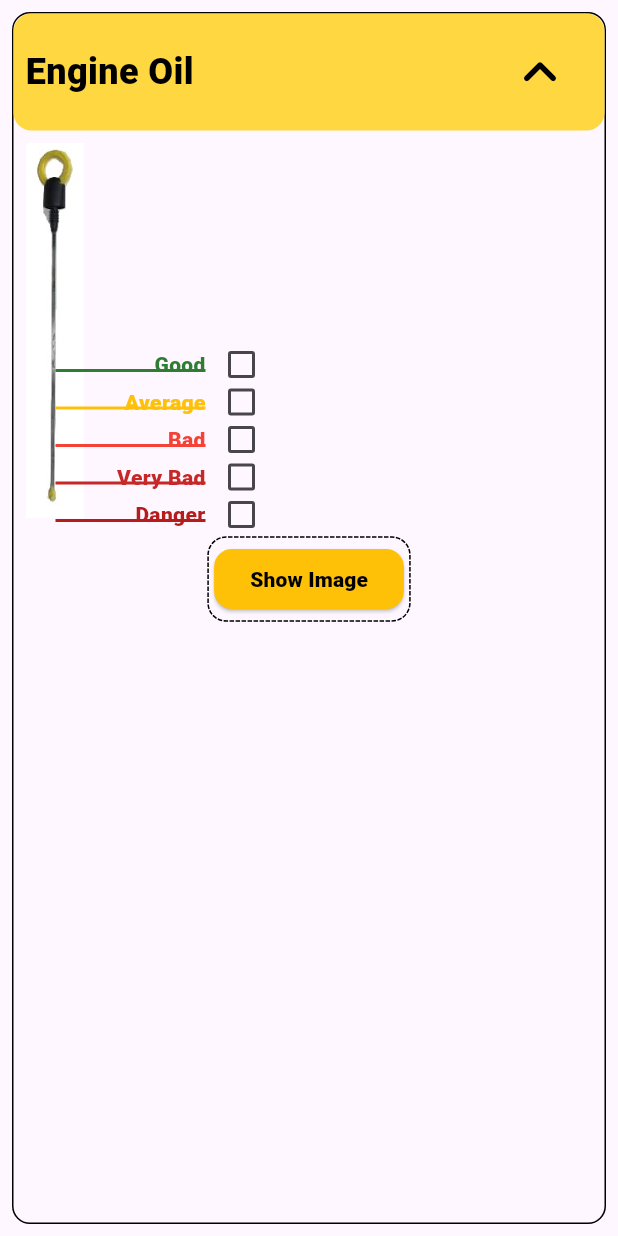
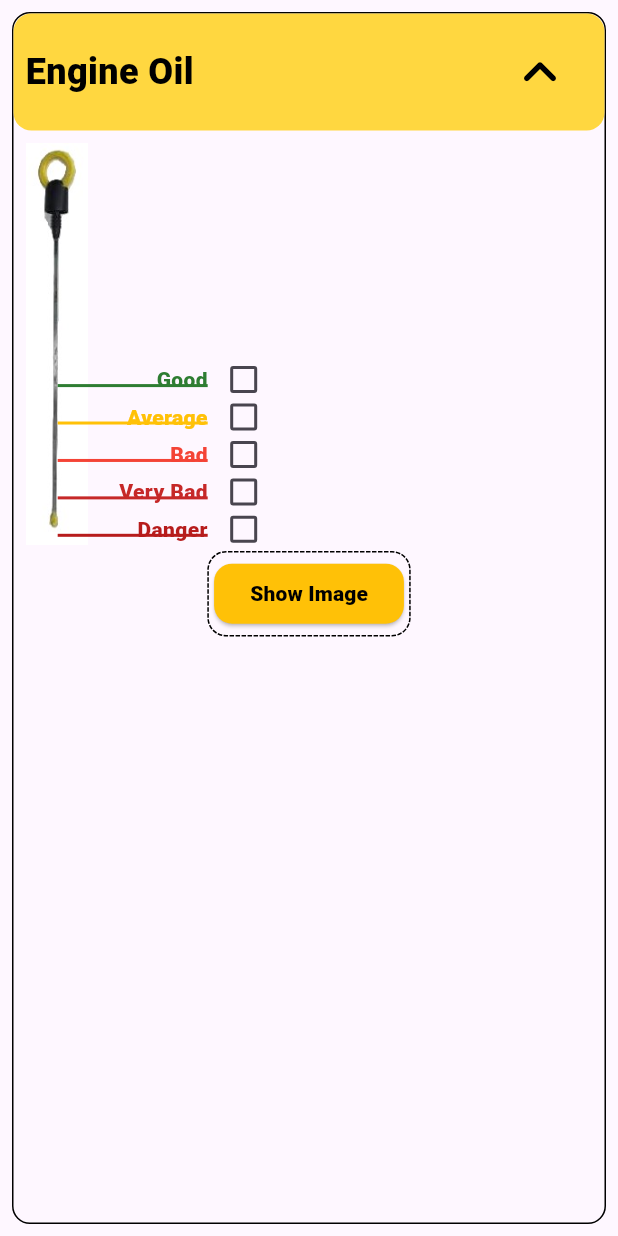
Before and after one commit to rishan3433/vehicle_checkup, a Flutter app: the Engineoilview widget shown alone on an empty page, opened directly, after a tap on the "keyboard arrow down" icon, on a phone screen of 412 x 824 dp. Run offline on Flutter 3.47's test engine with Material 3 defaults, Android fonts, the light colour scheme and no system bars; drawn by our look-alikes of dotted_border; our stand-ins replace cloud_firestore, firebase_core, image_picker; missing offline and left inert: indexed_list_view, week_of_year; accounts and stored records are empty.

Commit message:
for example nothing

```diff
--- a/lib/view_checkup/viewcheckup.dart
+++ b/lib/view_checkup/viewcheckup.dart
@@ -246,6 +246,9 @@ class _ViewcheckupbodyState extends State<Viewcheckupbody> {
 
   double? getheight() {
     var height = MediaQuery.heightOf(context);
+
+    print("HEIGHT OF DEVICE : $height");
+
     return height - 180;
   }
 }
--- a/lib/view_checkup/widgets/engineoilview.dart
+++ b/lib/view_checkup/widgets/engineoilview.dart
@@ -95,25 +95,25 @@ class _EngineoilviewState extends State<Engineoilview> {
                         child: Stack(
                           children: [
                             Imageviewer(
-                              width: 250,
+                              width: setwidth(),
                               Image:
                                   "lib/addcheckup/widgets/photos/engineoil.jpg",
                             ),
                             Padding(
-                              padding: const EdgeInsets.fromLTRB(20.0, 0, 0, 0),
+                              padding: EdgeInsets.fromLTRB(getPaddingwidth(), 0, 0, 0),
                               child: Column(
                                 children: [
-                                  SizedBox(height: 138),
+                                  SizedBox(height: getheight()),
                                   Goodneedleview(value: preengineoillevel1),
-                                  SizedBox(height: 5),
+                                  SizedBox(height: needleHeightDiff()),
                                   Averageneedleview(value: preengineoillevel2),
-                                  SizedBox(height: 5),
+                                  SizedBox(height: needleHeightDiff()),
                                   Badneedleview(value: preengineoillevel3),
-                                  SizedBox(height: 5),
+                                  SizedBox(height: needleHeightDiff()),
                                   VeryBadneedleview(value: preengineoillevel4),
-                                  SizedBox(height: 5),
+                                  SizedBox(height: needleHeightDiff()),
                                   Dangerneedleview(value: preengineoillevel5),
-                                  SizedBox(height: 5),
+                                  SizedBox(height: needleHeightDiff()),
                                 ],
                               ),
                             ),
@@ -185,4 +185,37 @@ class _EngineoilviewState extends State<Engineoilview> {
       }
     });
   }
+
+  double? getheight() {
+    var height = MediaQuery.widthOf(context);
+
+    height = height * 0.359375;
+
+    return height;
+  }
+
+  double? needleHeightDiff() {
+     var height = MediaQuery.heightOf(context);
+
+    height = height * 0.0060096153846154;
+
+    return height;
+  }
+
+  double getPaddingwidth() {
+    var width = MediaQuery.widthOf(context);
+
+    width = width * 0.0520833333;
+
+    return width;
+  }
+
+  double setwidth() {
+    var width = MediaQuery.widthOf(context);
+
+    width = width * 0.6510416666666667;
+
+    return width;
+
+  }
 }
```
Also changed, not shown: pubspec.lock.
